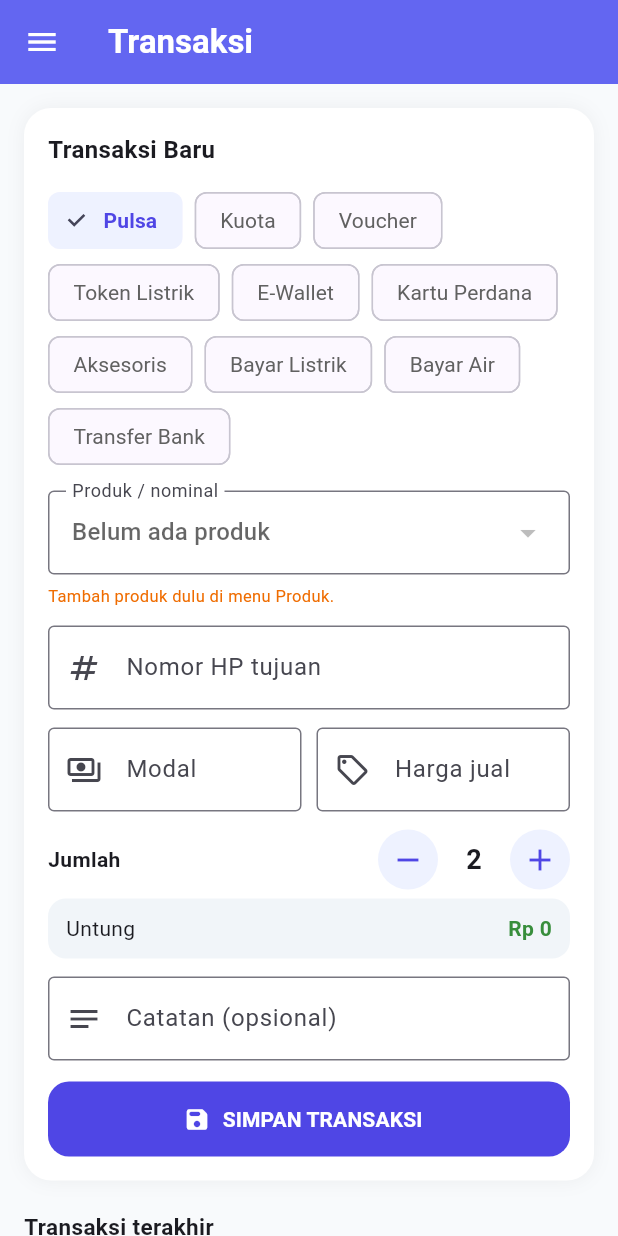
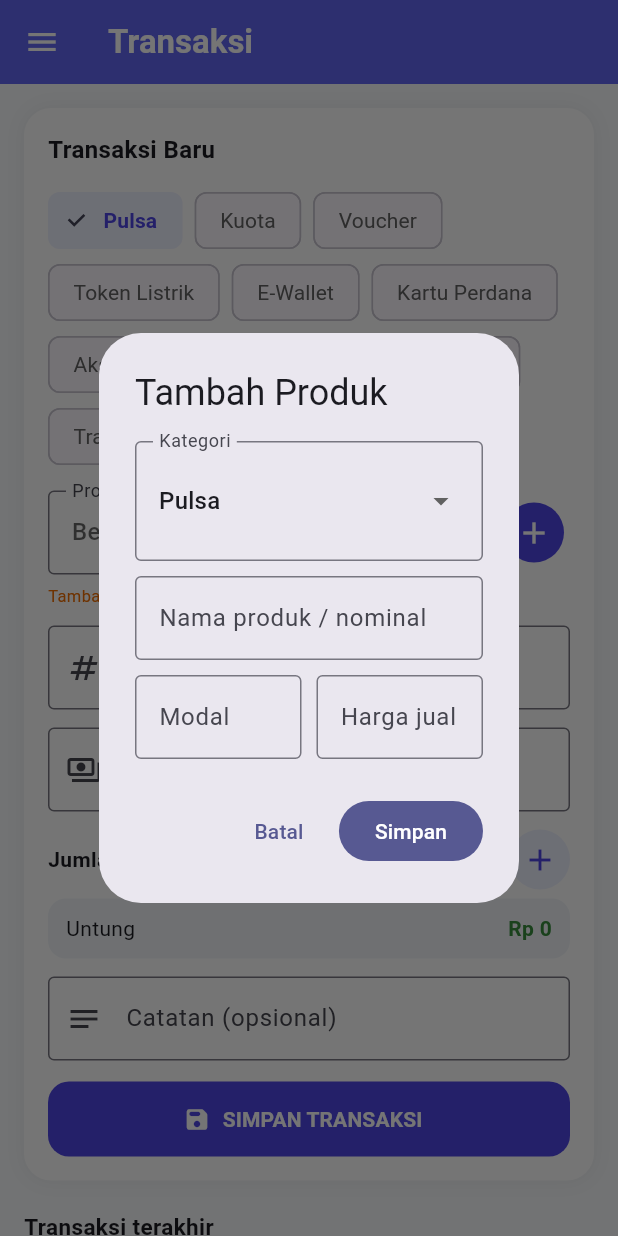
Before and after one commit to indramccaslin/kasir-sendiri, a Flutter app: the screen it shows after launch, after a tap on "Transaksi Baru", after a tap on the "add" icon, on a phone screen of 412 x 824 dp. Run offline on Flutter 3.47's test engine with Material 3 defaults, Android fonts, the phone set to English and light mode, and no system bars; our stand-ins replace sqflite; accounts and stored records are empty.

Commit message:
Add quick add-product button on transaction screen

```diff
--- a/lib/screens/products_screen.dart
+++ b/lib/screens/products_screen.dart
@@ -112,28 +112,28 @@ class _ProductsScreenState extends State<ProductsScreen> {
   void _add() {
     showDialog<void>(
       context: context,
-      builder: (_) => _ProductDialog(initialCategory: _cat),
+      builder: (_) => ProductDialog(initialCategory: _cat),
     );
   }
 
   void _edit(Product p) {
     showDialog<void>(
       context: context,
-      builder: (_) => _ProductDialog(product: p),
+      builder: (_) => ProductDialog(product: p),
     );
   }
 }
 
-class _ProductDialog extends StatefulWidget {
+class ProductDialog extends StatefulWidget {
   final Product? product;
   final String initialCategory;
-  const _ProductDialog({this.product, this.initialCategory = 'Pulsa'});
+  const ProductDialog({this.product, this.initialCategory = 'Pulsa'});
 
   @override
-  State<_ProductDialog> createState() => _ProductDialogState();
+  State<ProductDialog> createState() => ProductDialogState();
 }
 
-class _ProductDialogState extends State<_ProductDialog> {
+class ProductDialogState extends State<ProductDialog> {
   late String _cat = widget.product?.category ?? widget.initialCategory;
   late final _nameC = TextEditingController(text: widget.product?.name ?? '');
   late final _baseC = TextEditingController(
--- a/lib/screens/sales_screen.dart
+++ b/lib/screens/sales_screen.dart
@@ -4,6 +4,7 @@ import '../services/app_state.dart';
 import '../models/data.dart';
 import '../format.dart';
 import '../categories.dart';
+import 'products_screen.dart';
 
 const _indigo = Color(0xFF4F46E5);
 
@@ -79,7 +80,10 @@ class _SalesScreenState extends State<SalesScreen> {
                 }).toList(),
               ),
               const SizedBox(height: 12),
-              InputDecorator(
+              Row(
+                children: [
+                  Expanded(
+                    child: InputDecorator(
                       decoration: const InputDecoration(
                         labelText: 'Produk / nominal',
                         border: OutlineInputBorder(),
@@ -108,6 +112,16 @@ class _SalesScreenState extends State<SalesScreen> {
                                 },
                         ),
                       ),
+                    ),
+                  ),
+                  const SizedBox(width: 8),
+                  IconButton.filled(
+                    style: IconButton.styleFrom(backgroundColor: _indigo, foregroundColor: Colors.white),
+                    tooltip: 'Tambah produk',
+                    onPressed: _quickAddProduct,
+                    icon: const Icon(Icons.add),
+                  ),
+                ],
               ),
               if (prods.isEmpty)
                 Padding(
@@ -256,6 +270,13 @@ class _SalesScreenState extends State<SalesScreen> {
     );
   }
 
+  Future<void> _quickAddProduct() async {
+    await showDialog<void>(
+      context: context,
+      builder: (_) => ProductDialog(initialCategory: _cat),
+    );
+  }
+
   Future<void> _save(AppState s, List<Product> prods) async {
     final messenger = ScaffoldMessenger.of(context);
     if (_productId == null || !prods.any((p) => p.id == _productId)) {
```
Lines whose indentation alone changed are shown as unchanged.
